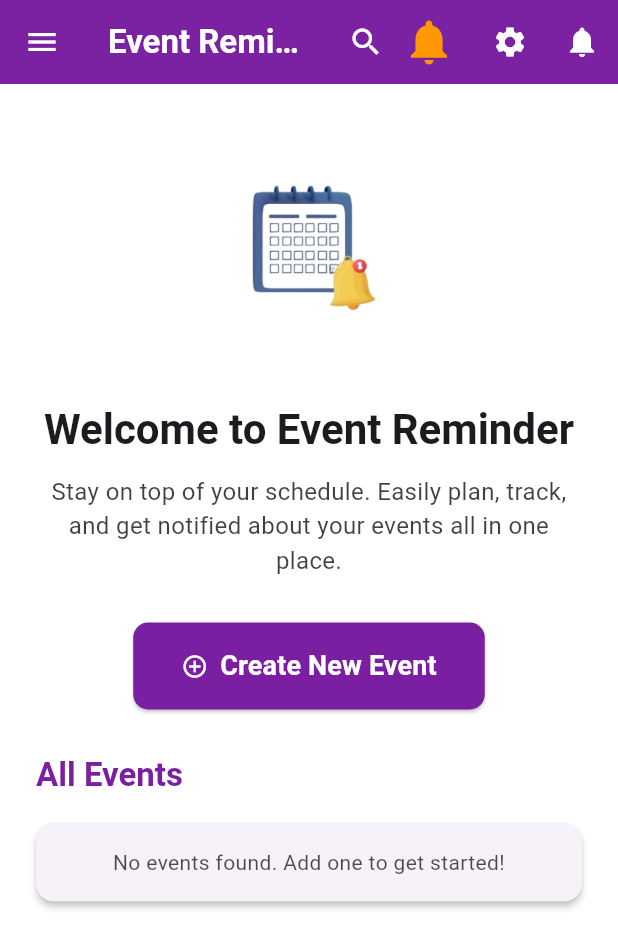
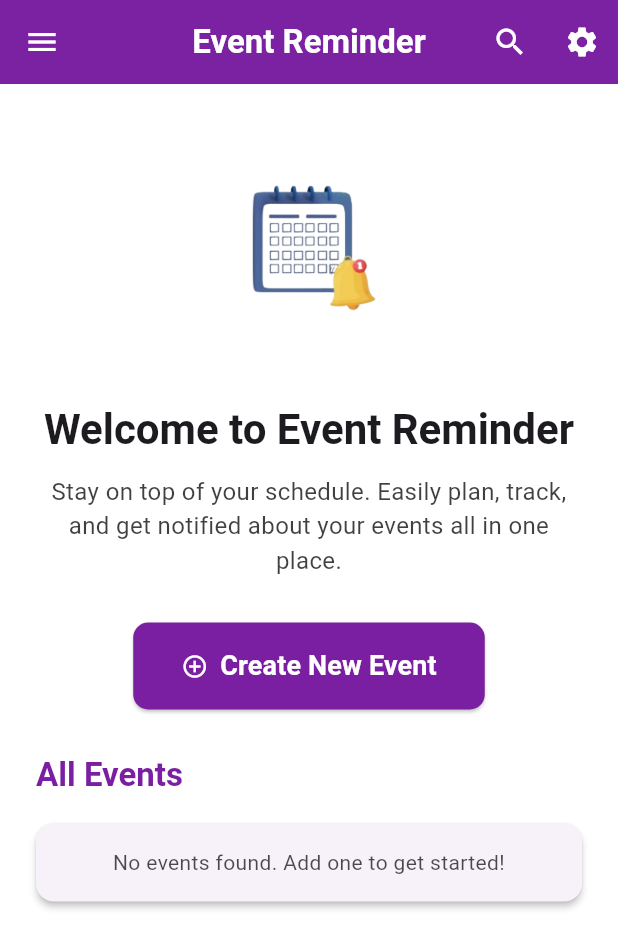
Before and after one commit to Aqilah87/Event_Reminder, a Flutter app: the HomeScreen screen opened directly, on a phone screen of 412 x 824 dp. Shown: the top 948 px of the screen. Run offline on Flutter 3.47's test engine with Material 3 defaults, Android fonts, the phone set to English and light mode, and no system bars; our stand-ins replace hive, hive_flutter, image_picker, shared_preferences, table_calendar; accounts and stored records are empty.

Commit message:
fix and delete

```diff
--- a/lib/widgets/notification_bell.dart
+++ /dev/null
@@ -1,42 +0,0 @@
-import 'package:flutter/material.dart';
-
-class NotificationBell extends StatelessWidget {
-  final int badgeCount;
-
-  const NotificationBell({Key? key, required this.badgeCount})
-      : super(key: key);
-
-  @override
-  Widget build(BuildContext context) {
-    return Stack(
-      clipBehavior: Clip.none,
-      children: [
-        const Icon(Icons.notifications, size: 36, color: Colors.orange),
-
-        if (badgeCount > 0)
-          Positioned(
-            top: -2,
-            right: -2,
-            child: Container(
-              width: 18,
-              height: 18,
-              decoration: BoxDecoration(
-                color: Colors.red,
-                shape: BoxShape.circle,
-                border: Border.all(color: Colors.white, width: 2),
-              ),
-              alignment: Alignment.center,
-              child: Text(
-                '$badgeCount',
-                style: const TextStyle(
-                  color: Colors.white,
-                  fontSize: 10,
-                  fontWeight: FontWeight.bold,
-                ),
-              ),
-            ),
-          ),
-      ],
-    );
-  }
-}
--- a/pubspec.yaml
+++ b/pubspec.yaml
@@ -29,7 +29,6 @@ dependencies:
   cupertino_icons: ^1.0.8
   sqflite: ^2.4.1
   timezone: ^0.10.1
-  flutter_local_notifications: ^19.2.1
   screens: ^2.5.0
   permission_handler: ^12.0.0+1
   shared_preferences: ^2.5.3
```
Also changed, not shown: lib/screens/add_event_page.dart (+0 -30 lines), lib/screens/home_screen.dart (+9 -56 lines), lib/widgets/in_app_noti.dart (deleted, +0 -111 lines), pubspec.lock, 2 other files.
